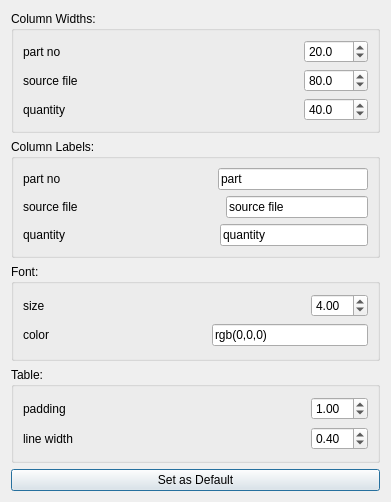
Before: the Qt Designer form partsList.ui in hamish2014/FreeCAD_assembly2, drawn with Qt 5.
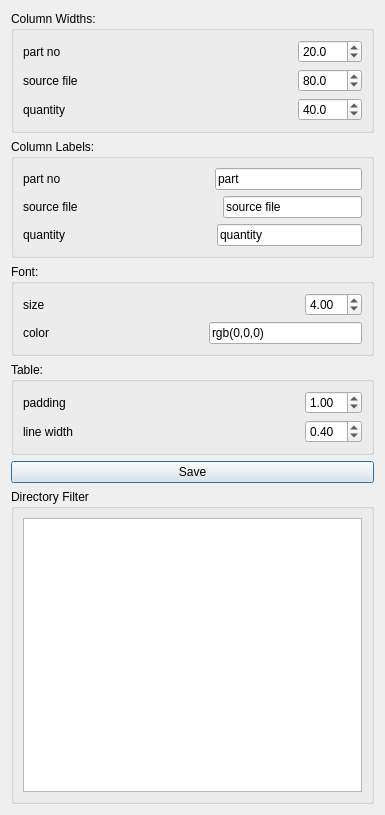
After: the same form once the commit is applied.

Commit message: Directory filter added to Generate Parts List command

The edit to the form file:
```diff
--- a/partsList.ui
+++ b/partsList.ui
@@ -6,8 +6,8 @@
    <rect>
     <x>0</x>
     <y>0</y>
-    <width>391</width>
-    <height>502</height>
+    <width>385</width>
+    <height>815</height>
    </rect>
   </property>
   <property name="windowTitle">
@@ -393,10 +393,22 @@
    <item>
     <widget class="QPushButton" name="pushButton_set_as_default">
      <property name="text">
-      <string>Set as Default</string>
+      <string>Save</string>
      </property>
     </widget>
    </item>
+   <item>
+    <widget class="QGroupBox" name="groupBox_5">
+     <property name="title">
+      <string>Directory Filter</string>
+     </property>
+     <layout class="QHBoxLayout" name="horizontalLayout_11">
+      <item>
+       <widget class="QListWidget" name="listWidget_directoryFilter"/>
+      </item>
+     </layout>
+    </widget>
+   </item>
   </layout>
  </widget>
  <resources/>
```
The commit also changes 1 other file.
